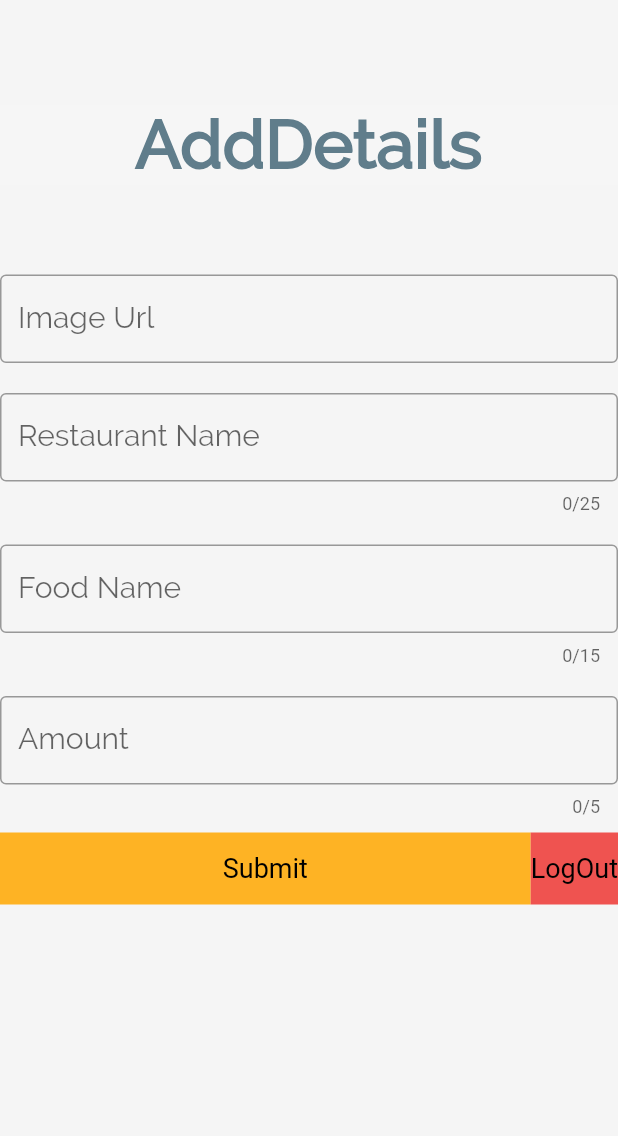
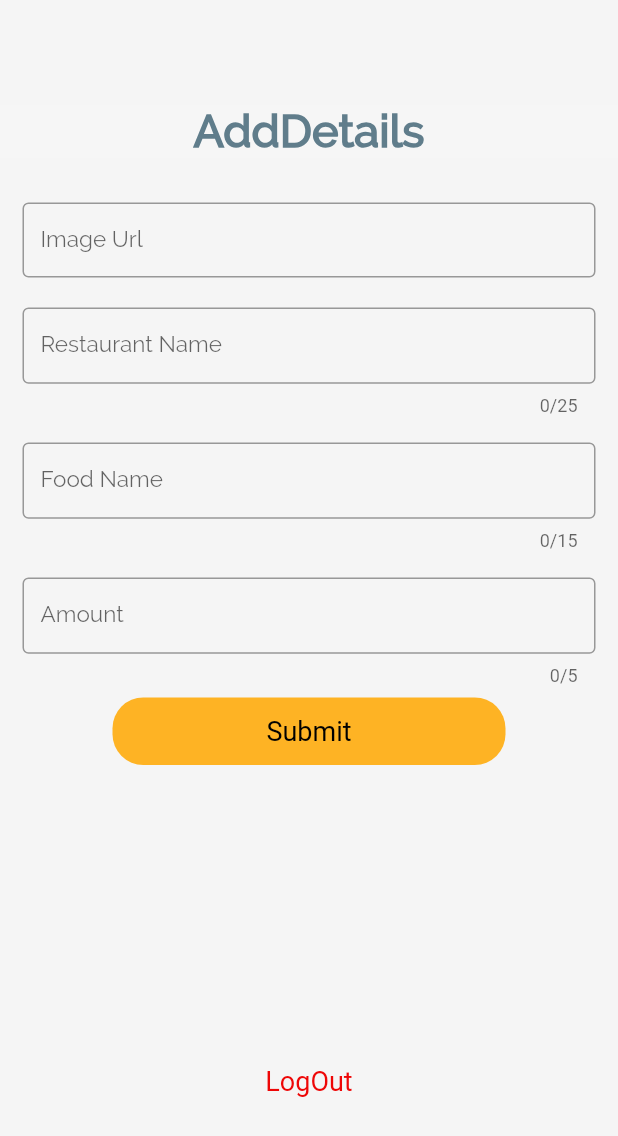
Before and after one commit to c-kiplimo/Food-delivery-application, a Flutter app: the RestaurantHome screen opened by its route, on a phone screen of 412 x 824 dp. Shown: the top 1136 px of the screen. Run offline on Flutter 3.47's test engine with Material 2 defaults, Android fonts, the phone set to English and light mode, and no system bars; our stand-ins replace cloud_firestore, firebase_auth, firebase_core, flutter_masked_text2, fluttertoast, font_awesome_flutter and 4 more; missing offline and left inert: bloc_pattern; accounts and stored records are empty.

Commit message:
resthome:inputsize:fix

```diff
--- a/lib/Restaurant/resthome.dart
+++ b/lib/Restaurant/resthome.dart
@@ -31,7 +31,6 @@ class _RestaurantHomeState extends State<RestaurantHome> {
               Container(
                 color: Colors.white10,
                 width: MediaQuery.of(context).size.width,
-
                 child: Row(
                   mainAxisAlignment: MainAxisAlignment.center,
                   children: <Widget>[
@@ -41,23 +40,27 @@ class _RestaurantHomeState extends State<RestaurantHome> {
                         color: Colors.blueGrey,
                         fontFamily: 'Raleway',
                         fontWeight: FontWeight.bold,
-                        fontSize: 45,
+                        fontSize: 30,
                       ),
                     ),
                   ],
                 ),
               ),
-              SizedBox(height: 60),
+              SizedBox(height: 30),
               Container(
+                height: 50,
                 width: MediaQuery.of(context).size.width,
+                child: Padding(
+                  padding: EdgeInsets.symmetric(horizontal: 15),
                   child: TextField(
                     keyboardType: TextInputType.url,
-                  style: TextStyle(fontFamily: 'Raleway', color: Colors.black),
+                    style:
+                        TextStyle(fontFamily: 'Raleway', color: Colors.black),
                     decoration: InputDecoration(
                       labelText: "Image Url",
                       labelStyle: TextStyle(
                         fontWeight: FontWeight.w200,
-                      fontSize: 20,
+                        fontSize: 15,
                       ),
                       border: OutlineInputBorder(),
                     ),
@@ -66,20 +69,24 @@ class _RestaurantHomeState extends State<RestaurantHome> {
                     },
                   ),
                 ),
+              ),
               SizedBox(height: 20),
               Container(
                 // this SizedBox fixes the RenderBox error
-
+                height: 70,
                 width: MediaQuery.of(context).size.width,
+                child: Padding(
+                  padding: EdgeInsets.symmetric(horizontal: 15),
                   child: TextField(
                     keyboardType: TextInputType.text,
                     maxLength: 25,
-                  style: TextStyle(fontFamily: 'Raleway', color: Colors.black),
+                    style:
+                        TextStyle(fontFamily: 'Raleway', color: Colors.black),
                     decoration: InputDecoration(
                       labelText: "Restaurant Name",
                       labelStyle: TextStyle(
                         fontWeight: FontWeight.w200,
-                      fontSize: 20,
+                        fontSize: 15,
                       ),
                       border: OutlineInputBorder(),
                     ),
@@ -88,20 +95,23 @@ class _RestaurantHomeState extends State<RestaurantHome> {
                     },
                   ),
                 ),
+              ),
               SizedBox(height: 20),
               Container(
-
-                // this SizedBox fixes the RenderBox error
+                height: 70,
                 width: MediaQuery.of(context).size.width,
+                child: Padding(
+                  padding: EdgeInsets.symmetric(horizontal: 15),
                   child: TextField(
                     keyboardType: TextInputType.text,
                     maxLength: 15,
-                  style: TextStyle(fontFamily: 'Raleway', color: Colors.black),
+                    style:
+                        TextStyle(fontFamily: 'Raleway', color: Colors.black),
                     decoration: InputDecoration(
                       labelText: "Food Name",
                       labelStyle: TextStyle(
                         fontWeight: FontWeight.w200,
-                      fontSize: 20,
+                        fontSize: 15,
                       ),
                       border: OutlineInputBorder(),
                     ),
@@ -110,20 +120,23 @@ class _RestaurantHomeState extends State<RestaurantHome> {
                     },
                   ),
                 ),
-              SizedBox(
-                height: 20),
-
+              ),
+              SizedBox(height: 20),
               Container(
+                height: 70,
                 width: MediaQuery.of(context).size.width,
+                child: Padding(
+                  padding: EdgeInsets.symmetric(horizontal: 15),
                   child: TextField(
                     keyboardType: TextInputType.number,
                     maxLength: 5,
-                    style: TextStyle(fontFamily: 'Raleway', color: Colors.black),
+                    style:
+                        TextStyle(fontFamily: 'Raleway', color: Colors.black),
                     decoration: InputDecoration(
                       labelText: "Amount",
                       labelStyle: TextStyle(
                         fontWeight: FontWeight.w200,
-                        fontSize: 20,
+                        fontSize: 15,
                       ),
                       border: OutlineInputBorder(),
                     ),
@@ -132,14 +145,19 @@ class _RestaurantHomeState extends State<RestaurantHome> {
                     },
                   ),
                 ),
-
+              ),
               SizedBox(height: 10),
-              Row(
+              Padding(
+                padding: EdgeInsets.symmetric(horizontal: 15),
+                child: Row(
                   mainAxisAlignment: MainAxisAlignment.spaceEvenly,
                   children: <Widget>[
                     Expanded(
+                      child: Padding(
+                        padding: EdgeInsets.symmetric(horizontal: 60),
                         child: Material(
                           color: Themes.color,
+                          borderRadius: BorderRadius.circular(20.5),
                           child: InkWell(
                             onTap: () {
                               Map<String, dynamic> restaurantData = {
@@ -154,49 +172,45 @@ class _RestaurantHomeState extends State<RestaurantHome> {
                                 print(e);
                               });
                             },
-                        splashColor: Colors.yellow,
-                        child: Ink(
-
-                          height: 48.0,
+                            child: Container(
+                              height: 45.0,
                               child: Center(
                                 child: Text(
                                   'Submit',
-                              style:
-                                  TextStyle(color: Colors.black, fontSize: 18.0),
+                                  style: TextStyle(
+                                      color: Colors.black, fontSize: 18.0),
                                 ),
                               ),
                             ),
                           ),
                         ),
                       ),
-                  SizedBox(height: 20,),
-                   Material(
-                   color: Colors.red.shade400,
-                    child: InkWell(
+                    ),
+                    // SizedBox(
+                    //   height: 30,
+                    // ),
+                  ],
+                ),
+              ),
+              SizedBox(height: 200,),
+           Align(
+  alignment: Alignment.bottomCenter,
+  child: GestureDetector(
     onTap: () {
       Navigator.of(context).pop();
       FirebaseAuth.instance.signOut().then((value) {
-                          Navigator.of(context)
-                              .pushReplacementNamed('/firstpage');
+        Navigator.of(context).pushReplacementNamed('/firstpage');
       }).catchError((e) {
         print(e);
       });
     },
-                      splashColor: Colors.yellow,
-                      child: Ink(
-                        height: 48.0,
-                        child: Center(
     child: Text(
       'LogOut',
-                            style:
-                                TextStyle(color: Colors.black, fontSize: 18.0),
+      style: TextStyle(color: Color.fromARGB(255, 238, 6, 6), fontSize: 18.0),
     ),
   ),
-                      ),
-                    ),
-                  ),
-                ],
-              ),
+)
+
             ],
           ),
         ),
```
Lines whose indentation alone changed are shown as unchanged.
